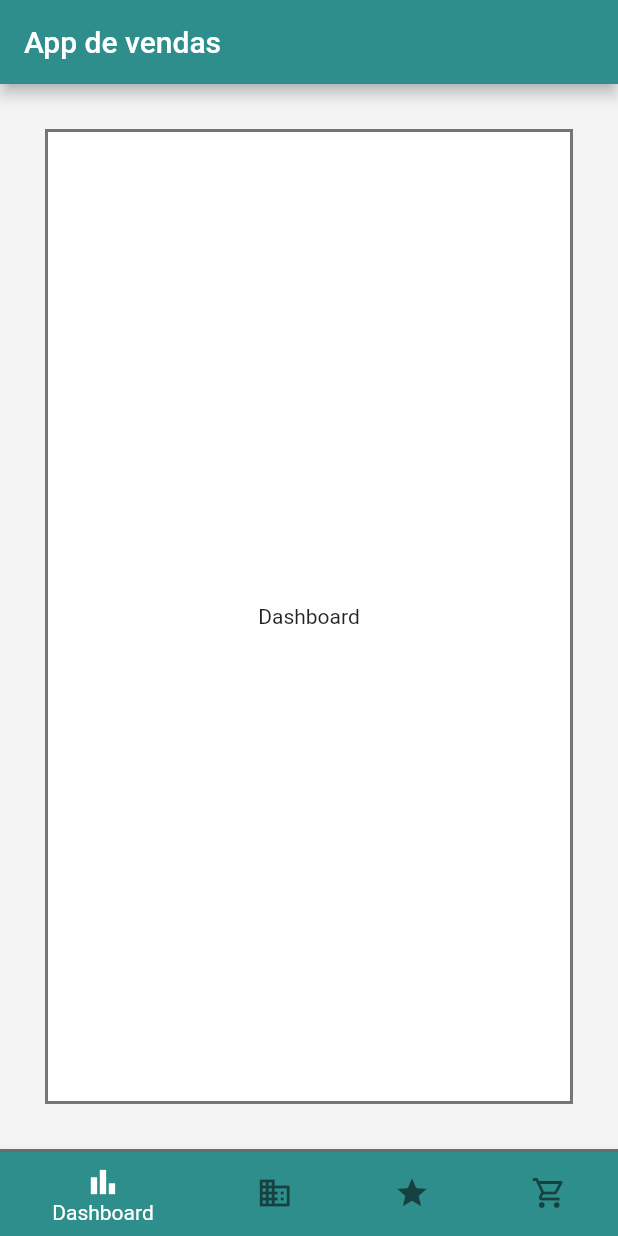
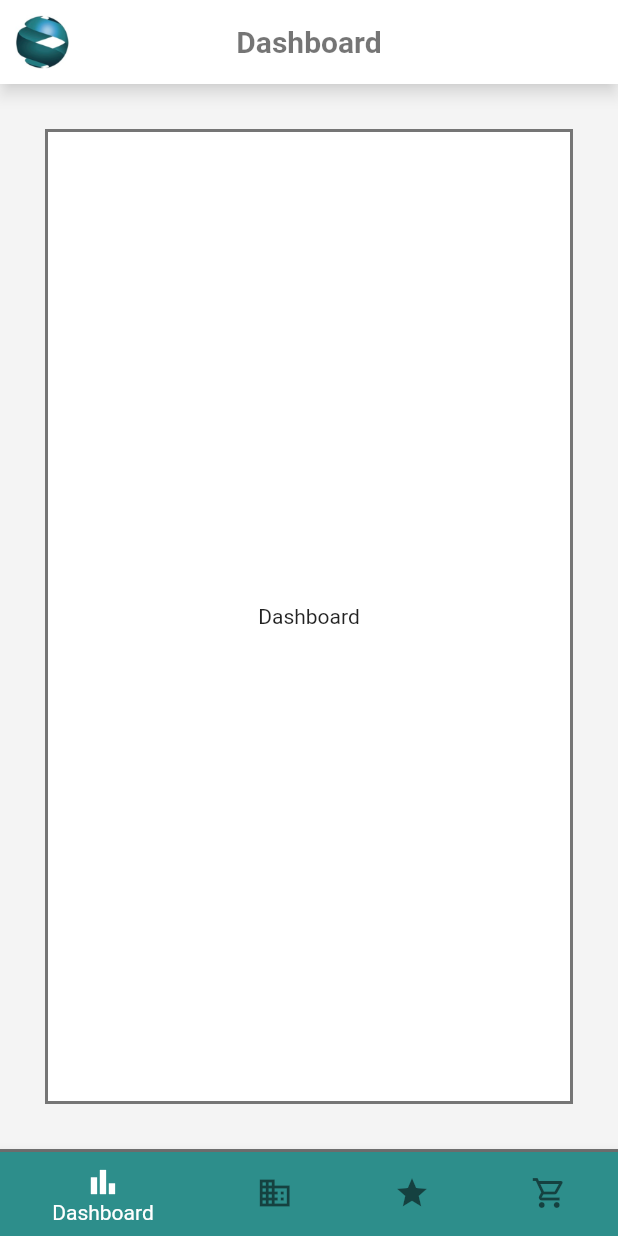
Before and after one commit to avpalmeira/app_vendas, a Flutter app: the screen it shows after launch, on a phone screen of 412 x 824 dp. Run offline on Flutter 3.47's test engine with Material 2 defaults, Android fonts, the phone set to English and light mode, and no system bars.

Commit message:
default layout: app bar logo

```diff
--- /dev/null
+++ b/lib/core/app_images.dart
@@ -0,0 +1,4 @@
+class AppImages {
+  static final String logo = 'assets/images/logo-small.jpg';
+  static final String fullLogo = 'assets/images/logo.jpg';
+}
--- a/lib/layouts/default_layout.dart
+++ b/lib/layouts/default_layout.dart
@@ -1,4 +1,5 @@
 import 'package:app_vendas/core/app_colors.dart';
+import 'package:app_vendas/core/app_images.dart';
 import 'package:flutter/material.dart';
 
 class DefaultLayout extends StatefulWidget {
@@ -21,28 +22,35 @@ class _DefaultLayoutState extends State<DefaultLayout> {
           ),
         ),
         child: Center(
-          child: Text('Dashboard'),
+          child: Text(_titleOptions[0]), //temp
         ),
       ),
     ),
     // Clientes
     Container(
       child: Center(
-        child: Text('Clientes'),
+        child: Text(_titleOptions[1]), //temp
       ),
     ),
     // Pedidos
     Container(
       child: Center(
-        child: Text('Pedidos'),
+        child: Text(_titleOptions[2]), //temp
       ),
     ),
     // Produtos
     Container(
       child: Center(
-        child: Text('Produtos'),
+        child: Text(_titleOptions[3]), //temp
       ),
     ),
+  ];
+
+  static List<String> _titleOptions = [
+    'Dashboard',
+    'Clientes',
+    'Pedidos',
+    'Produtos',
   ];
 
   void _onItemTapped(int index) {
@@ -55,8 +63,20 @@ class _DefaultLayoutState extends State<DefaultLayout> {
   Widget build(BuildContext context) {
     return Scaffold(
       appBar: AppBar(
-        title: Text('App de vendas'),
-        backgroundColor: AppColors.primary,
+        leading: Padding(
+          padding: const EdgeInsets.all(10),
+          child: Image.asset(AppImages.logo),
+        ),
+        title: Text(
+          _titleOptions.elementAt(_selectedIndex),
+          style: TextStyle(
+            color: Colors.black54,
+            fontWeight: FontWeight.bold,
+          ),
+        ),
+        centerTitle: true,
+        backgroundColor: Colors.white,
+        shadowColor: Colors.black54,
       ),
       backgroundColor: AppColors.background,
       body: _widgetOptions.elementAt(_selectedIndex),
@@ -73,22 +93,22 @@ class _DefaultLayoutState extends State<DefaultLayout> {
           items: <BottomNavigationBarItem>[
             BottomNavigationBarItem(
               icon: Icon(Icons.bar_chart_outlined),
-              label: 'Dashboard',
+              label: _titleOptions[0],
               backgroundColor: AppColors.primary,
             ),
             BottomNavigationBarItem(
               icon: Icon(Icons.business),
-              label: 'Clientes',
+              label: _titleOptions[1],
               backgroundColor: AppColors.primary,
             ),
             BottomNavigationBarItem(
               icon: Icon(Icons.star),
-              label: 'Pedidos',
+              label: _titleOptions[2],
               backgroundColor: AppColors.primary,
             ),
             BottomNavigationBarItem(
               icon: Icon(Icons.shopping_cart_outlined),
-              label: 'Produtos',
+              label: _titleOptions[3],
               backgroundColor: AppColors.primary,
             ),
           ],
```
Also changed, not shown: lib/pages/init_page.dart (+9 -6 lines), lib/pages/login_page.dart (+6 -8 lines), lib/pages/signup_page.dart (+17 -22 lines), pubspec.lock.
